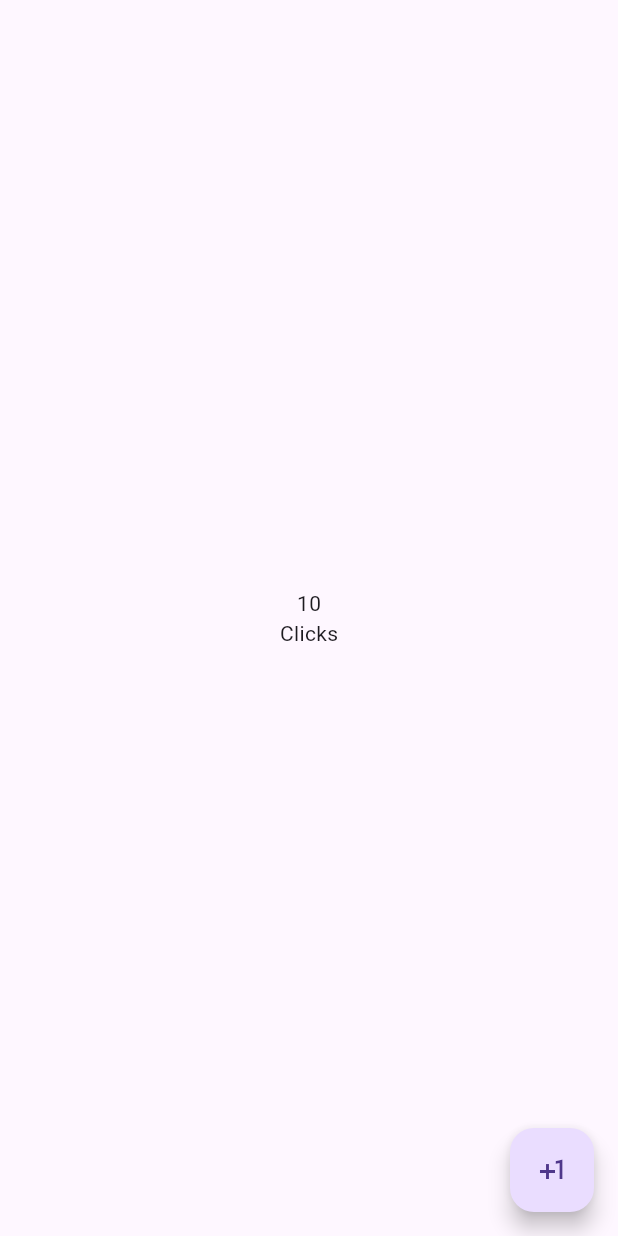
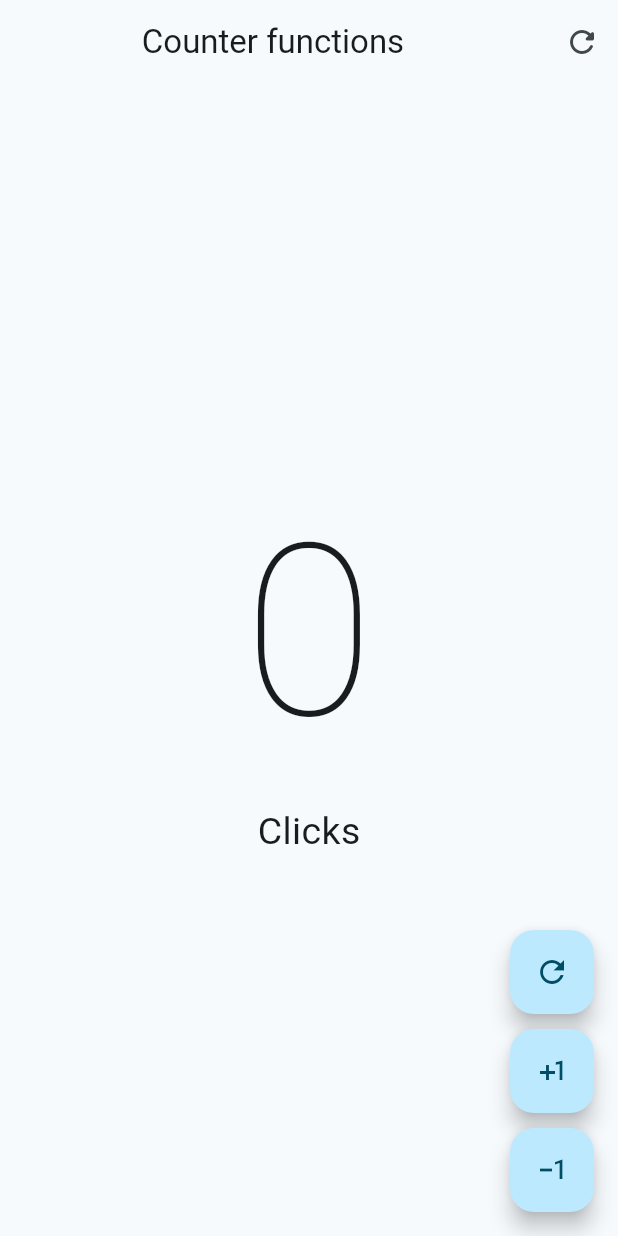
Before and after one commit to PabloRosalesJ/Flutter_FH, a Flutter app: the screen it shows after launch, on a phone screen of 412 x 824 dp. Run offline on Flutter 3.47's test engine with Material 3 defaults, Android fonts, the phone set to English and light mode, and no system bars.

Commit message:
Custom buttons

```diff
--- a/hello_app/lib/main.dart
+++ b/hello_app/lib/main.dart
@@ -1,19 +1,22 @@
 import 'package:flutter/material.dart';
-import 'package:hello_app/presentation/screens/counter/counter_screen.dart';
+import 'package:hello_app/presentation/screens/counter/counter_function_screen.dart';
+// import 'package:hello_app/presentation/screens/counter/counter_screen.dart';
 
 void main() {
   runApp(const MyApp());
 }
 
 class MyApp extends StatelessWidget {
-
   const MyApp({super.key});
 
   @override
   Widget build(BuildContext context) {
-    return const MaterialApp(
-      debugShowCheckedModeBanner: false,
-      home: CounterScreen()
-    );
+    return MaterialApp(
+        debugShowCheckedModeBanner: false,
+        theme: ThemeData(
+          useMaterial3: true,
+          colorSchemeSeed: Colors.blueGrey,
+        ),
+        home: const CounterFunctionsScreen());
   }
 }
--- /dev/null
+++ b/hello_app/lib/presentation/screens/counter/counter_function_screen.dart
@@ -0,0 +1,79 @@
+import 'package:flutter/material.dart';
+
+class CounterFunctionsScreen extends StatefulWidget {
+  const CounterFunctionsScreen({super.key});
+
+  @override
+  State<CounterFunctionsScreen> createState() => _CounterFunctionsScreenState();
+}
+
+class _CounterFunctionsScreenState extends State<CounterFunctionsScreen> {
+  int counter = 0;
+
+  @override
+  Widget build(BuildContext context) {
+    return Scaffold(
+      appBar: AppBar(
+        title: const Center(child: Text('Counter functions')),
+        actions: [
+          IconButton(
+            icon: const Icon(Icons.refresh_rounded),
+            onPressed: () => setState(() => counter = 0),
+          ),
+        ],
+      ),
+      body: Center(
+        child: Column(
+          mainAxisAlignment: MainAxisAlignment.center,
+          children: [
+            Text('$counter',
+                style: const TextStyle(
+                    fontSize: 160, fontWeight: FontWeight.w100)),
+            Text(
+              'Click${(counter != 1) ? 's' : ''}',
+              style: const TextStyle(fontSize: 25),
+            )
+          ],
+        ),
+      ),
+      floatingActionButton:
+          Column(mainAxisAlignment: MainAxisAlignment.end, children: [
+        CustomButton(
+            icon: Icons.refresh_outlined,
+            onPressed: () => setState(() => counter = 0)),
+        const SizedBox(height: 10),
+        CustomButton(
+            icon: Icons.plus_one, onPressed: () => setState(() => counter++)),
+        const SizedBox(height: 10),
+        CustomButton(
+            icon: Icons.exposure_minus_1_outlined,
+            onPressed: () => setState(() {
+                  if (counter == 0) return;
+                  counter--;
+                }))
+      ]),
+    );
+  }
+}
+
+class CustomButton extends StatelessWidget {
+  final IconData icon;
+  final VoidCallback? onPressed;
+
+  const CustomButton({
+    super.key,
+    required this.icon,
+    this.onPressed,
+  });
+
+  @override
+  Widget build(BuildContext context) {
+    return FloatingActionButton(
+      /* botones redondeados */
+      // shape: const StadiumBorder(),
+      enableFeedback: false,
+      onPressed: onPressed,
+      child: Icon(icon),
+    );
+  }
+}
--- a/hello_app/lib/presentation/screens/counter/counter_screen.dart
+++ b/hello_app/lib/presentation/screens/counter/counter_screen.dart
@@ -1,22 +1,39 @@
 import 'package:flutter/material.dart';
 
-class CounterScreen extends StatelessWidget {
+class CounterScreen extends StatefulWidget {
   const CounterScreen({super.key});
+
+  @override
+  State<CounterScreen> createState() => _CounterScreenState();
+}
+
+class _CounterScreenState extends State<CounterScreen> {
+  int counter = 0;
 
   @override
   Widget build(BuildContext context) {
     return Scaffold(
-      body: const Center(
+      appBar: AppBar(
+        title: const Center(child: Text('Counter Screen')),
+      ),
+      body: Center(
         child: Column(
           mainAxisAlignment: MainAxisAlignment.center,
           children: [
-            Text('10'),
-            Text('Clicks')
+            Text('$counter',
+                style: const TextStyle(
+                    fontSize: 160, fontWeight: FontWeight.w100)),
+            Text(
+              'Click${(counter != 1) ? 's' : ''}',
+              style: const TextStyle(fontSize: 25),
+            )
           ],
         ),
       ),
       floatingActionButton: FloatingActionButton(
-        onPressed: () {},
+        onPressed: () => setState(() {
+          counter++;
+        }),
         child: const Icon(Icons.plus_one),
       ),
     );
```
